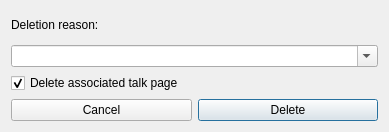
Qt form src/huggle_ui/deleteform.ui (huggle/huggle3-qt-lx) before a commit.
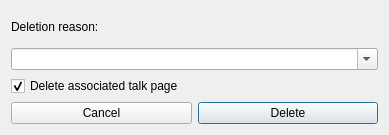
The same form after that commit. Icons and pictures are not drawn.

What changed in the file:
```diff
--- a/src/huggle_ui/deleteform.ui
+++ b/src/huggle_ui/deleteform.ui
@@ -7,7 +7,7 @@
     <x>0</x>
     <y>0</y>
     <width>389</width>
-    <height>132</height>
+    <height>135</height>
    </rect>
   </property>
   <property name="sizePolicy">
```
Left out of the diff: 4 changed lines with no effect on the pictures.
